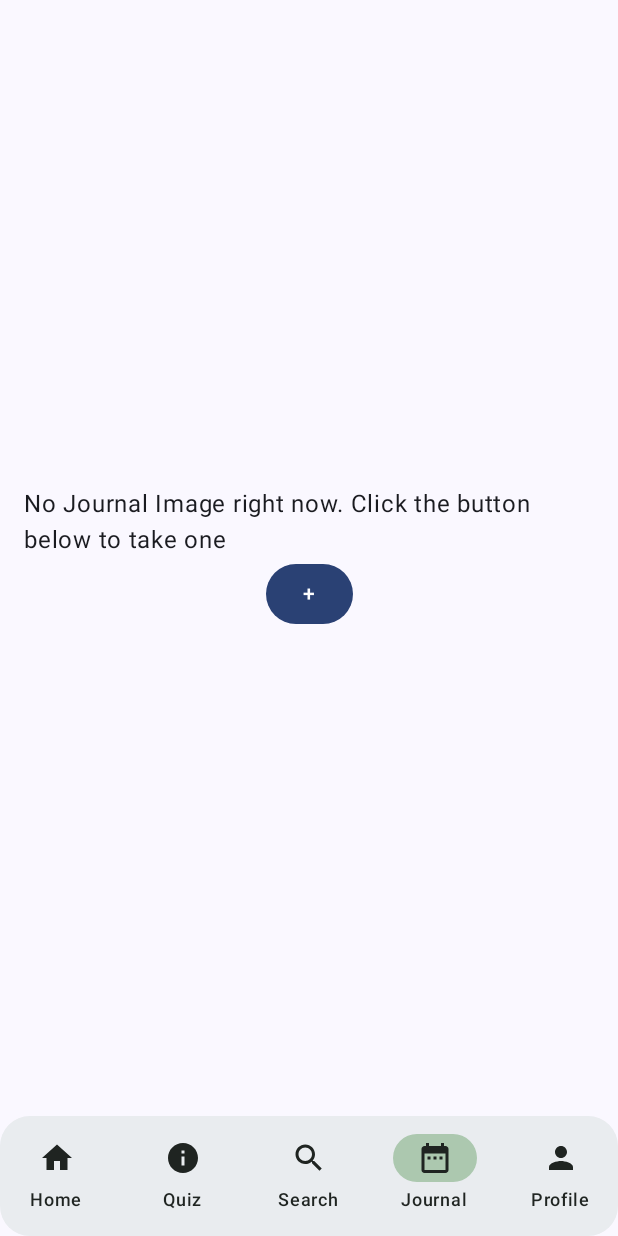
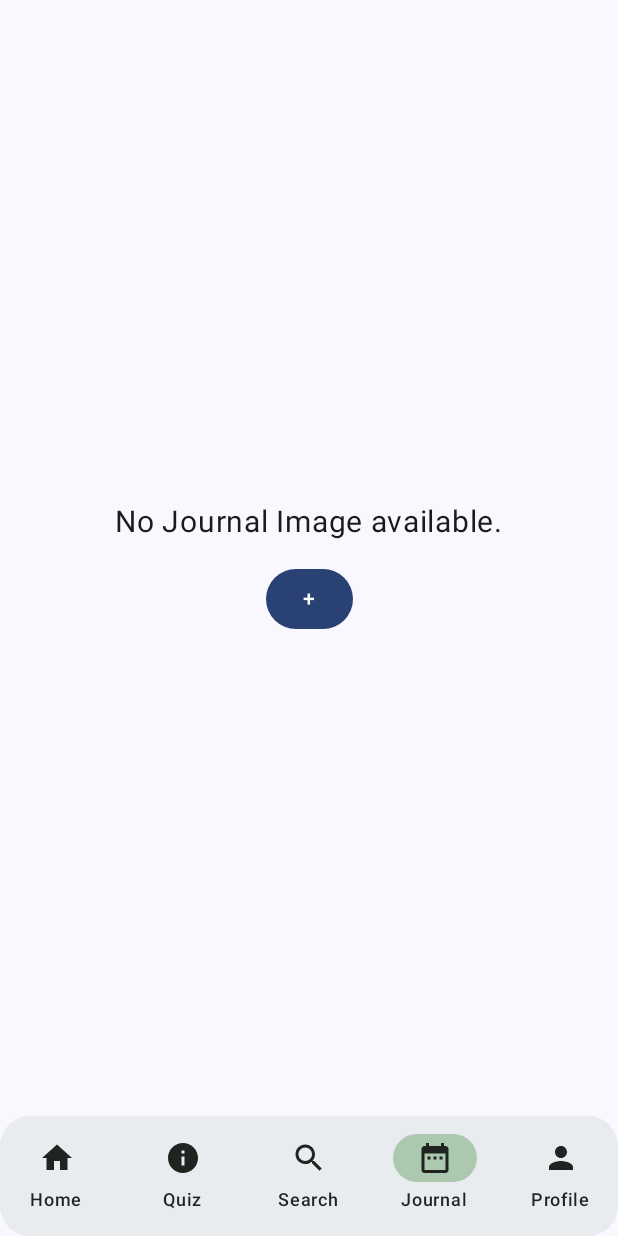
Before and after one commit to Shr00mp/FlowerBud-App, an Android app built with Jetpack Compose: the CameraScreen screen opened through its navigation route, item 4 of the bottom bar chosen, on a phone screen of 412 x 824 dp. Run offline under Robolectric (Android 15) with nearby library versions, the phone set to English and light mode, and no system bars.

Commit message:
Add journal page

```diff
--- a/app/src/main/java/com/example/flowerbud/ui/CameraScreen.kt
+++ b/app/src/main/java/com/example/flowerbud/ui/CameraScreen.kt
@@ -37,23 +37,24 @@ import androidx.compose.ui.text.input.TextFieldValue
 import androidx.compose.ui.unit.dp
 import androidx.navigation.NavController
 import java.io.ByteArrayOutputStream
+import java.time.LocalDate
+import java.time.format.DateTimeFormatter
 import java.util.Calendar
 
+// Composable for dealing with camera permission
 @Composable
 fun CameraPermission(
     onPermissionGranted: () -> Unit,
     onPermissionDenied: () -> Unit
 ) {
-    val context = LocalContext.current
-
     // Camera permission launcher
     val requestPermissionLauncher = rememberLauncherForActivityResult(
         contract = ActivityResultContracts.RequestPermission(),
         onResult = { isGranted ->
             if (isGranted) {
-                onPermissionGranted()
+                onPermissionGranted() // Call onPermissionGranted if user is allowed to use camera
             } else {
-                onPermissionDenied()
+                onPermissionDenied() // Call onPermissionDenied if user is not allowed to use camera
             }
         }
     )
@@ -64,7 +65,7 @@ fun CameraPermission(
     }
 }
 
-// Composable Function for Camera Preview
+// Section for taking a picture
 @Composable
 fun CameraPreview(
     imageBitmap: Bitmap?,
@@ -77,19 +78,20 @@ fun CameraPreview(
             .fillMaxSize()
             .padding(16.dp)
     ) {
-        Button(onClick = onLaunchCamera) {
+        Button(onClick = onLaunchCamera) { // button with 'Take Picture' text; on clicking it, onLaunchCamera is called
             Text("Take Picture")
         }
 
         Spacer(modifier = Modifier.height(16.dp))
 
+        // Display the picture taken as an Image composable
         imageBitmap?.let {
             Image(bitmap = it.asImageBitmap(), contentDescription = "Captured Image", modifier = Modifier.size(200.dp))
         }
     }
 }
 
-// Composable Function for Image Details (Additional Comments)
+// Section for Image Details, which includes a label "Additional Comments" and TextField
 @Composable
 fun ImageDetailsSection(
     imageDetails: TextFieldValue,
@@ -102,10 +104,10 @@ fun ImageDetailsSection(
             .fillMaxWidth()
             .padding(16.dp)
     ) {
-        Text(text = "Additional Comments")
-        BasicTextField(
+        Text(text = "Additional Comments") // label "Additional Comments"
+        BasicTextField(    // TextField where user can enter image details
             value = imageDetails,
-            onValueChange = onImageDetailsChange,
+            onValueChange = onImageDetailsChange,  // call onImageDetailsChange function whenever the text field value is changed
             modifier = Modifier
                 .fillMaxWidth()
                 .height(100.dp)
@@ -115,12 +117,17 @@ fun ImageDetailsSection(
     }
 }
 
-// Composable Function for Date Picker Dialog
+// DatePicker popup where user selects the date for the image
 @Composable
-fun showDatePickerDialog(context: Context, onDateSelected: (String) -> Unit) {
+fun ImageDatePickerDialog(context: Context, onDateSelected: (String) -> Unit, show: Boolean, onHide: () -> Unit) {
     val calendar = Calendar.getInstance()
-    val datePickerDialog = DatePickerDialog(
+    if (show) {
+        DatePickerDialog(
             context,
+            /*
+            * function that is called on date change
+            * which formats the selected date and saves it
+            */
             { _, year, month, dayOfMonth ->
                 val formattedDate = String.format("%02d/%02d/%d", dayOfMonth, month + 1, year)
                 onDateSelected(formattedDate)
@@ -128,11 +135,12 @@ fun showDatePickerDialog(context: Context, onDateSelected: (String) -> Unit) {
             calendar.get(Calendar.YEAR),
             calendar.get(Calendar.MONTH),
             calendar.get(Calendar.DAY_OF_MONTH)
-    )
-    datePickerDialog.show()
+        ).show()
+        onHide()  // toggle 'show' flag after the popup disappears
+    }
 }
 
-// Composable Function for Date Selection
+// Section where user can pick a date
 @Composable
 fun DateSelectionSection(
     selectedDate: String,
@@ -146,20 +154,20 @@ fun DateSelectionSection(
             .fillMaxWidth()
             .padding(16.dp)
     ) {
-        Button(onClick = onShowDatePicker) {
+        Button(onClick = onShowDatePicker) {  // button which triggers DatePicker popup
             Text(text = "Select Date")
         }
-        Text(text = selectedDate, modifier = Modifier.padding(vertical = 8.dp))
+        Text(text = "${convertDateFormat(selectedDate,"dd/MM/yyyy", "dd MMM, yyyy")}", modifier = Modifier.padding(vertical = 8.dp)) // text showing the selected date
     }
 }
 
 // Main Composable for the Screen
 @Composable
 fun CameraScreen(navController: NavController, plantViewModel: PlantViewModel, modifier: Modifier = Modifier) {
-    var selectedDate by remember { mutableStateOf("") }
-    var imageBitmap by remember { mutableStateOf<Bitmap?>(null) }
-    var imageDetails by remember { mutableStateOf(TextFieldValue("")) }
-    var hasPermission by remember { mutableStateOf(false) }
+    var selectedDate by remember { mutableStateOf(formatCurrentDate()) }      // state variable 'selectedDate' whose initial value is today's date
+    var imageBitmap by remember { mutableStateOf<Bitmap?>(null) }       // state variable 'imageBitmap' which stores the picture taken
+    var imageDetails by remember { mutableStateOf(TextFieldValue("")) }      // state variable 'imageDetails' which stores user's comments about the image
+    var hasPermission by remember { mutableStateOf(false) }        // state variable 'hasPermission' which stores where user has camera permission
     val context = LocalContext.current
 
     // Camera launcher for taking picture
@@ -197,39 +205,44 @@ fun CameraScreen(navController: NavController, plantViewModel: PlantViewModel, m
         horizontalAlignment = Alignment.CenterHorizontally,
         verticalArrangement = Arrangement.Top
     ) {
-        if(show) {
-            showDatePickerDialog(context) { date ->
+        ImageDatePickerDialog(context, onDateSelected = { date ->
             selectedDate = date
-            }
-        }
-        DateSelectionSection(
+        }, show, { show = false})
+
+        DateSelectionSection( // Section for Picking a date
             selectedDate = selectedDate,
             onDateSelected = { selectedDate = it },
             onShowDatePicker = showDatePicker // Pass the function to show the date picker
         )
 
-        // The "Additional comments" section will now always be visible
+        // The "Additional comments" section
         ImageDetailsSection(imageDetails = imageDetails, onImageDetailsChange = { imageDetails = it })
 
+        // Section for taking a picture
         CameraPreview(imageBitmap = imageBitmap, onLaunchCamera = takePicture)
 
         Spacer(modifier = Modifier.height(16.dp))
 
         // Submit Button
         Button(onClick = {
-            if (selectedDate.isEmpty() || imageDetails.text.isEmpty()) {
+            /* Error message if
+            - there is not image
+            - or date is not selected
+            - or "Additional comments" is empty
+            */
+            if (selectedDate.isEmpty() || imageDetails.text.isEmpty() || imageBitmap == null) {
                 Toast.makeText(context, "Please enter all details!", Toast.LENGTH_SHORT).show()
                 return@Button
             }
 
-            // Submission logic here
+            // Success submission alert
             Toast.makeText(context, "Details Submitted!", Toast.LENGTH_SHORT).show()
 
-            // Example: Convert the image to a byte array
+            // Save data into viewModel & navigate to JournalPage
             imageBitmap?.let { bitmap ->
                 val stream = ByteArrayOutputStream()
                 bitmap.compress(Bitmap.CompressFormat.PNG, 100, stream)
-                plantViewModel.addImg(JournalImg(selectedDate, bitmap))
+                plantViewModel.addImg(JournalImg(selectedDate, bitmap, imageDetails.text))
                 navController.navigate(PlantScreens.Journal.title)
             }
         }) {
@@ -237,3 +250,12 @@ fun CameraScreen(navController: NavController, plantViewModel: PlantViewModel, m
         }
     }
 }
+
+// Function to get current date with the format "dd/MM/yyyy"
+fun formatCurrentDate(): String {
+    val today = LocalDate.now();
+    // Define the desired format (e.g., "dd/MM/yyyy")
+    val formatter = DateTimeFormatter.ofPattern("dd/MM/yyyy");
+    // Convert today to a formatted String
+    return today.format(formatter);
+}
--- a/app/src/main/java/com/example/flowerbud/ui/JournalPage.kt
+++ b/app/src/main/java/com/example/flowerbud/ui/JournalPage.kt
@@ -1,48 +1,37 @@
 package com.example.flowerbud.ui
 
-import android.Manifest
-import android.app.DatePickerDialog
-import android.graphics.Bitmap
-import android.graphics.BitmapFactory
-import android.widget.Toast
-import androidx.activity.compose.rememberLauncherForActivityResult
-import androidx.activity.result.contract.ActivityResultContracts
+import androidx.compose.foundation.layout.Row
 import androidx.compose.foundation.Image
-import androidx.compose.foundation.border
 import androidx.compose.foundation.layout.Arrangement
 import androidx.compose.foundation.layout.Column
-import androidx.compose.foundation.layout.Spacer
+import androidx.compose.foundation.layout.absolutePadding
 import androidx.compose.foundation.layout.fillMaxSize
 import androidx.compose.foundation.layout.fillMaxWidth
 import androidx.compose.foundation.layout.height
 import androidx.compose.foundation.layout.padding
 import androidx.compose.foundation.layout.size
-import androidx.compose.foundation.rememberScrollState
-import androidx.compose.foundation.text.BasicTextField
-import androidx.compose.foundation.verticalScroll
 import androidx.compose.material3.Button
+import androidx.compose.material3.Card
+import androidx.compose.material3.CardDefaults
 import androidx.compose.material3.MaterialTheme
 import androidx.compose.material3.Text
 import androidx.compose.runtime.Composable
-import androidx.compose.runtime.LaunchedEffect
 import androidx.compose.runtime.collectAsState
 import androidx.compose.runtime.getValue
-import androidx.compose.runtime.mutableStateOf
-import androidx.compose.runtime.remember
-import androidx.compose.runtime.setValue
 import androidx.compose.ui.Alignment
 import androidx.compose.ui.Modifier
 import androidx.compose.ui.graphics.asImageBitmap
-import androidx.compose.ui.platform.LocalContext
-import androidx.compose.ui.text.input.TextFieldValue
+import androidx.compose.ui.res.colorResource
 import androidx.compose.ui.unit.dp
+import androidx.compose.ui.unit.sp
 import androidx.navigation.NavController
-import java.io.ByteArrayOutputStream
-import java.util.Calendar
+import com.example.flowerbud.R
 
+
+// Function for journal page, including all user's journal images and a button to take new pictures
 @Composable
 fun JournalPage(navController: NavController, plantViewModel: PlantViewModel, modifier: Modifier = Modifier) {
-    val uiState by plantViewModel.uiState.collectAsState()
+    val uiState by plantViewModel.uiState.collectAsState()      // get uiState from viewModel
 
     Column(
         modifier = Modifier
@@ -51,41 +40,71 @@ fun JournalPage(navController: NavController, plantViewModel: PlantViewModel, mo
         horizontalAlignment = Alignment.CenterHorizontally,
         verticalArrangement = Arrangement.Center
     ) {
+        // display a text if user has no journal images
         if (uiState.imgs.isEmpty()) {
-            Text(text = "No Journal Image right now. Click the button below to take one")
+            Text(
+                "No Journal Image available.",
+                fontSize = 20.sp,
+                modifier = Modifier
+                    .align(alignment = Alignment.CenterHorizontally)
+                    .padding(0.dp, 15.dp))
         }
-        uiState.imgs.map{img -> ImgCard(img)}
 
-        Button(onClick = { navController.navigate(PlantScreens.CameraScreen.title) }) {
-            Text(text = "+")
+        // for each journal image, display an ImgCard
+        uiState.imgs.map{img -> ImgCard(img, modifier = modifier)}
+
+        // button to navigate to the page where user can take a journal picture
+        Button(
+            onClick = { navController.navigate(PlantScreens.CameraScreen.title)}) {
+            Text("+")
         }
     }
 }
 
-
-
+// Function to display user's journal image card
 @Composable
 fun ImgCard(
-    img: JournalImg
+    img: JournalImg,
+    modifier: Modifier = Modifier
 ) {
-    Text(
-        text = img.selectedDate,
-        style = MaterialTheme.typography.titleLarge,
-        modifier = Modifier.padding(bottom = 16.dp)
+    val lightGreen = colorResource(id = R.color.lightGreen)
+    Card(
+        modifier = Modifier
+            .fillMaxWidth()
+            .height(200.dp)
+            .padding(20.dp, 10.dp),
+        elevation = CardDefaults.cardElevation(defaultElevation = 5.dp),
+        colors = CardDefaults.cardColors(
+            containerColor = lightGreen
         )
-    img.bitmap?.let {
+    ) {
+        Row(modifier = Modifier.align(Alignment.Start)) {
+            img.bitmap?.let {                   // display the image if available
                 Image(
                     bitmap = it.asImageBitmap(),
                     contentDescription = "Selected Image",
                     modifier = Modifier
                         .size(200.dp)
-                .padding(bottom = 16.dp)
                 )
-    } ?: run {
+            } ?: run {              // if image is not available, display the text "No image available"
                 Text(
                     text = "No image available",
                     style = MaterialTheme.typography.bodyMedium,
                     modifier = Modifier.padding(bottom = 16.dp)
                 )
             }
+            Column() {
+                Text(                   // display image details the user has entered when submitting the picture
+                    text = img.imageDetails,
+                    fontSize = 30.sp,
+                    modifier = Modifier.absolutePadding(20.dp, 20.dp)
+                )
+                Text(                   // display the date when the image has been taken
+                    text = "Taken on ${convertDateFormat(img.selectedDate, "dd/MM/yyyy", "dd MMM, yyyy")}",
+                    fontSize = 30.sp,
+                    modifier = Modifier.absolutePadding(20.dp, 20.dp)
+                )
             }
+        }
+    }
+}
--- a/app/src/main/java/com/example/flowerbud/ui/LoginPage.kt
+++ b/app/src/main/java/com/example/flowerbud/ui/LoginPage.kt
@@ -183,8 +183,8 @@ fun LoginContent(navController: NavController, plantViewModel: PlantViewModel) {
                     password = password,
                     confirmPassword = "")
                 if (errorMessage == "") {
+                    plantViewModel.addUser(username)
                     navController.navigate(route = PlantScreens.Home.title)
-                    plantViewModel.addUser(username)
                 }
                 // Check for unentered fields, if username password match, if there is user with this username
             },
--- a/app/src/main/java/com/example/flowerbud/ui/PlantData.kt
+++ b/app/src/main/java/com/example/flowerbud/ui/PlantData.kt
@@ -7,7 +7,9 @@ import kotlinx.coroutines.flow.MutableStateFlow
 import kotlinx.coroutines.flow.StateFlow
 import kotlinx.coroutines.flow.asStateFlow
 import kotlinx.coroutines.flow.update
+import java.text.SimpleDateFormat
 import java.time.LocalDate
+import java.util.Locale
 
 data class Plant(
     val name: String,
@@ -122,7 +124,8 @@ fun idToPlant(id: String?) : Plant {
 data class PlantUiState(
     val favourites: List<String> = emptyList<String>(),
     val myPlants: List<UserPlant> = listOf(UserPlant(plantId = "4", waterWeek = 1, lastWateredDates = emptyList(), nextWaterDay = LocalDate.now().minusDays(1), plantName = "Spider Plant", plantImage = R.drawable.spiderplant)),
-//    val myPlants: List<UserPlant> = emptyList<UserPlant>(),
+
+//    val myPlants: List<UserPlant> = emptyList<UserPlant>()
     val quizChoices: QuizChoices = QuizChoices(),
     val username: String? = null,
     val imgs: List<JournalImg> = emptyList<JournalImg>()
@@ -267,4 +270,20 @@ class PlantViewModel: ViewModel() {
 data class JournalImg (
     val selectedDate: String,
     val bitmap: Bitmap?,
+    val imageDetails: String
 )
+
+// function to convert a date format to another format
+fun convertDateFormat(inputDate: String, inputFormat: String, outputFormat: String): String? {
+    // Define the input date format
+    val inputDateFormat = SimpleDateFormat(inputFormat, Locale.getDefault())
+
+    // Parse the input date string to Date object
+    val date = inputDateFormat.parse(inputDate)
+
+    // Define the output date format
+    val outputDateFormat = SimpleDateFormat(outputFormat, Locale.getDefault())
+
+    // Return the formatted date string or null if the input is invalid
+    return date?.let { outputDateFormat.format(it) }
+}
--- a/app/src/main/java/com/example/flowerbud/ui/PlantDetailsPage.kt
+++ b/app/src/main/java/com/example/flowerbud/ui/PlantDetailsPage.kt
@@ -35,6 +35,7 @@ import androidx.compose.ui.graphics.Color
 import androidx.compose.ui.res.colorResource
 import androidx.compose.ui.res.painterResource
 import androidx.compose.ui.unit.dp
+import androidx.compose.ui.unit.sp
 import androidx.compose.ui.unit.sp
 import androidx.navigation.NavController
 import com.example.flowerbud.R
--- a/app/src/main/java/com/example/flowerbud/ui/ProfilePage.kt
+++ b/app/src/main/java/com/example/flowerbud/ui/ProfilePage.kt
@@ -44,6 +44,7 @@ fun ProfilePage(
     val darkBlue = colorResource(id = R.color.darkBlue)
 
     val uiState by plantViewModel.uiState.collectAsState()
+
     // favouritePlants stores all <Plant>s in Favourites
     val favouritePlants: List<Plant> =
         uiState.favourites.map { plantId -> allPlants.find { it.plantId == plantId }!! }
--- a/app/src/main/java/com/example/flowerbud/ui/QuizPage.kt
+++ b/app/src/main/java/com/example/flowerbud/ui/QuizPage.kt
@@ -484,6 +484,7 @@ fun QuizContent(
                                 Text("Outdoor", fontSize = 25.sp)
                             }
                             Spacer(modifier = Modifier.width(20.dp))
+
                             // Either button
                             Button(
                                 onClick = {
```
Lines whose indentation alone changed are shown as unchanged.
